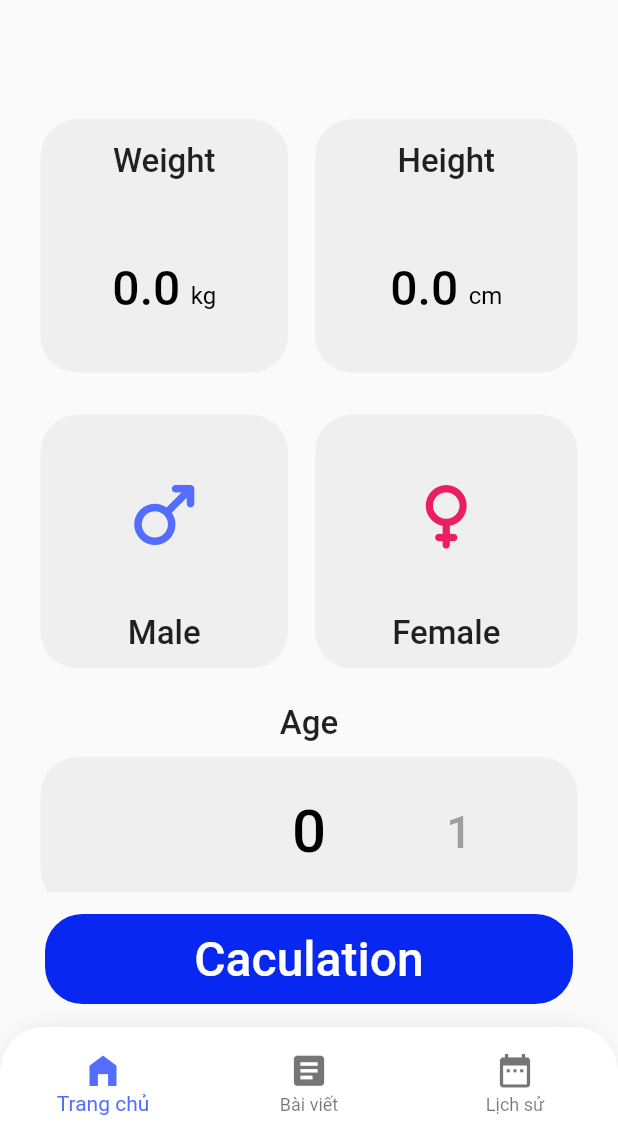
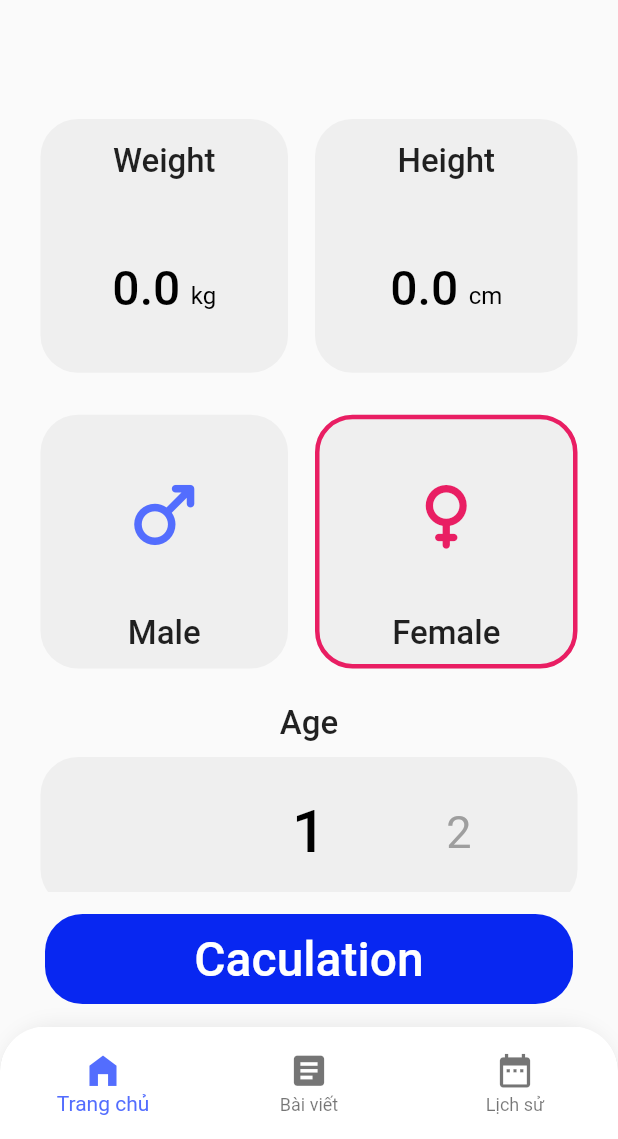
Before and after one commit to TheMai0409/BMI, a Flutter app: the screen it shows after launch, on a phone screen of 412 x 824 dp, the part 97-1236 px from its top. Run offline on Flutter 3.47's test engine with Material 2 defaults, Android fonts, the phone set to English and light mode, and no system bars; drawn by our look-alikes of numberpicker; our stand-ins replace bloc, flutter_bloc, flutter_svg, get_it, hive_flutter, injectable and 2 more; missing offline and left inert: panara_dialogs; accounts and stored records are empty; generated files the repository leaves out were written again.

Commit message:
change ui card info

```diff
--- /dev/null
+++ b/lib/screen/home_screen/bloc/home_screen_bloc.dart
@@ -0,0 +1,22 @@
+import 'package:bloc/bloc.dart';
+import 'package:injectable/injectable.dart';
+import 'package:meta/meta.dart';
+
+part 'home_screen_event.dart';
+
+part 'home_screen_state.dart';
+@injectable
+class HomeScreenBloc extends Bloc<HomeScreenEvent, HomeScreenState> {
+  HomeScreenBloc() : super(HomeScreenInitial()) {
+    on<OnTapGender>(_mapTapGender);
+    on<OnSwipeAge>(_mapSwipeAge);
+  }
+
+  void _mapTapGender(OnTapGender event, Emitter<HomeScreenState> emit) {
+    emit(SelectGender(gender: event.gender));
+  }
+
+  void _mapSwipeAge(OnSwipeAge event, Emitter<HomeScreenState> emit) {
+    emit(SwipeAgeSuccess(age: event.age));
+  }
+}
--- /dev/null
+++ b/lib/screen/home_screen/bloc/home_screen_event.dart
@@ -0,0 +1,16 @@
+part of 'home_screen_bloc.dart';
+
+@immutable
+abstract class HomeScreenEvent {}
+
+class OnTapGender extends HomeScreenEvent {
+  final int gender;
+
+  OnTapGender({required this.gender});
+}
+
+class OnSwipeAge extends HomeScreenEvent {
+  final int age;
+
+  OnSwipeAge({required this.age});
+}
--- /dev/null
+++ b/lib/screen/home_screen/bloc/home_screen_state.dart
@@ -0,0 +1,18 @@
+part of 'home_screen_bloc.dart';
+
+@immutable
+abstract class HomeScreenState {}
+
+class HomeScreenInitial extends HomeScreenState {}
+
+class SelectGender extends HomeScreenState {
+  final int gender;
+
+  SelectGender({required this.gender});
+}
+
+class SwipeAgeSuccess extends HomeScreenState {
+  final int age;
+
+  SwipeAgeSuccess({required this.age});
+}
--- a/lib/screen/home_screen/home_screen.dart
+++ b/lib/screen/home_screen/home_screen.dart
@@ -2,12 +2,15 @@ import 'dart:developer';
 
 import 'package:bmi/component/custom_app_bar.dart';
 import 'package:bmi/component/ink_well_button.dart';
+import 'package:bmi/di/injection.dart';
+import 'package:bmi/screen/home_screen/bloc/home_screen_bloc.dart';
 import 'package:bmi/screen/home_screen/widget/card_gender.dart';
 import 'package:bmi/screen/home_screen/widget/card_input_info.dart';
 import 'package:bmi/utils/constants.dart';
 import 'package:bmi/utils/navigation_service.dart';
 import 'package:bmi/utils/routes.dart';
 import 'package:flutter/material.dart';
+import 'package:flutter_bloc/flutter_bloc.dart';
 import 'package:numberpicker/numberpicker.dart';
 
 class HomeScreen extends StatefulWidget {
@@ -18,8 +21,22 @@ class HomeScreen extends StatefulWidget {
 }
 
 class _HomeScreenState extends State<HomeScreen> {
+  late int _currentAge;
+  late int _currentGender;
+
+  @override
+  void initState() {
+    super.initState();
+    _currentAge = 1;
+    _currentGender = 1;
+  }
+
   @override
   Widget build(BuildContext context) {
+    return BlocProvider(
+      create: (context) => getIt<HomeScreenBloc>(),
+      child: BlocBuilder<HomeScreenBloc, HomeScreenState>(
+        builder: (context, state) {
           return Scaffold(
             appBar: PreferredSize(
               preferredSize: const Size(0.0, 0.0),
@@ -61,8 +78,8 @@ class _HomeScreenState extends State<HomeScreen> {
                               ),
                               Expanded(
                                 child: Padding(
-                            padding:
-                                const EdgeInsets.only(right: defaultPadding),
+                                  padding: const EdgeInsets.only(
+                                      right: defaultPadding),
                                   child: CardInputInfo(
                                     title: 'Height',
                                     textSuffix: 'cm',
@@ -78,7 +95,7 @@ class _HomeScreenState extends State<HomeScreen> {
                           const SizedBox(
                             height: 20,
                           ),
-                    const Row(
+                          Row(
                             children: [
                               Expanded(
                                 child: Padding(
@@ -90,16 +107,37 @@ class _HomeScreenState extends State<HomeScreen> {
                                     title: 'Male',
                                     icon: Icons.male_rounded,
                                     color: Colors.indigoAccent,
+                                    onTap: () {
+                                      _currentGender = 0;
+                                      context
+                                          .read<HomeScreenBloc>()
+                                          .add(OnTapGender(gender: 0));
+                                    },
+                                    border:(_currentGender == 0)
+                                        ? BorderSide(
+                                        color: Colors.indigoAccent, width: 3.0)
+                                        : BorderSide(color: Colors.transparent),
                                   ),
                                 ),
                               ),
                               Expanded(
                                 child: Padding(
-                            padding: EdgeInsets.only(right: defaultPadding),
+                                  padding:
+                                      EdgeInsets.only(right: defaultPadding),
                                   child: CardGender(
                                     title: 'Female',
                                     icon: Icons.female_rounded,
                                     color: Colors.pink,
+                                    onTap: () {
+                                      _currentGender = 1;
+                                      context
+                                          .read<HomeScreenBloc>()
+                                          .add(OnTapGender(gender: 1));
+                                    },
+                                    border: (_currentGender == 1)
+                                        ? BorderSide(
+                                            color: Colors.pink, width: 3.0)
+                                        : BorderSide(color: Colors.transparent),
                                   ),
                                 ),
                               ),
@@ -134,13 +172,13 @@ class _HomeScreenState extends State<HomeScreen> {
                                 child: Column(
                                   children: [
                                     NumberPicker(
-                                value: 0,
-                                minValue: 0,
+                                        value: _currentAge,
+                                        minValue: 1,
                                         maxValue: 100,
                                         textStyle: const TextStyle(
                                           color: Colors.grey,
                                           fontSize: textSizeMid,
-                                  fontWeight: FontWeight.w500,
+                                          fontWeight: FontWeight.w400,
                                         ),
                                         selectedTextStyle: const TextStyle(
                                             color: textColor,
@@ -149,8 +187,12 @@ class _HomeScreenState extends State<HomeScreen> {
                                         step: 1,
                                         itemHeight: 100,
                                         axis: Axis.horizontal,
-                                onChanged: (value) => {},
-                              ),
+                                        onChanged: (age) {
+                                          _currentAge = age;
+                                          context
+                                              .read<HomeScreenBloc>()
+                                              .add(OnSwipeAge(age: age));
+                                        }),
                                   ],
                                 ),
                               ),
@@ -163,8 +205,8 @@ class _HomeScreenState extends State<HomeScreen> {
                   Align(
                     alignment: FractionalOffset.bottomCenter,
                     child: Padding(
-                padding:
-                    const EdgeInsets.symmetric(horizontal: 30, vertical: 15),
+                      padding: const EdgeInsets.symmetric(
+                          horizontal: 30, vertical: 15),
                       child: Container(
                         height: 60,
                         width: MediaQuery.of(context).size.width,
@@ -176,7 +218,8 @@ class _HomeScreenState extends State<HomeScreen> {
                         ),
                         child: InkWellButton(
                           onTap: () => {
-                      navService.pushNamed(RouteConstants.resultScreen)},
+                            navService.pushNamed(RouteConstants.resultScreen)
+                          },
                           child: Center(
                             child: Text(
                               'Caculation',
@@ -195,5 +238,8 @@ class _HomeScreenState extends State<HomeScreen> {
               ),
             ),
           );
+        },
+      ),
+    );
   }
 }
--- a/lib/screen/home_screen/widget/card_gender.dart
+++ b/lib/screen/home_screen/widget/card_gender.dart
@@ -1,3 +1,4 @@
+import 'package:bmi/component/ink_well_button.dart';
 import 'package:flutter/material.dart';
 
 import '../../../utils/constants.dart';
@@ -6,26 +7,31 @@ class CardGender extends StatelessWidget {
   final String title;
   final IconData icon;
   final Color color;
+  final VoidCallback onTap;
+  final BorderSide border;
 
   const CardGender({
     super.key,
     required this.title,
     required this.icon,
     required this.color,
+    required this.onTap,
+    required this.border,
   });
 
   @override
   Widget build(BuildContext context) {
-    return SizedBox(
+    return InkWellButton(
+      child: SizedBox(
         height: MediaQuery.of(context).size.width * 0.43,
         child: Card(
           elevation: 0,
           color: const Color(0xFFEFEFEF),
-        shape: const RoundedRectangleBorder(
+          shape: RoundedRectangleBorder(
               borderRadius: BorderRadius.all(
                 Radius.circular(defaultBorderRadius),
               ),
-        ),
+              side: border),
           child: Column(
             children: [
               Expanded(
@@ -36,7 +42,6 @@ class CardGender extends StatelessWidget {
                 ),
               ),
               Padding(
-
                 padding: const EdgeInsets.only(bottom: 10),
                 child: Text(
                   title,
@@ -49,6 +54,8 @@ class CardGender extends StatelessWidget {
             ],
           ),
         ),
+      ),
+      onTap: onTap,
     );
   }
 }
```
Also changed, not shown: lib/di/injection.config.dart. Lines whose indentation alone changed are shown as unchanged.
